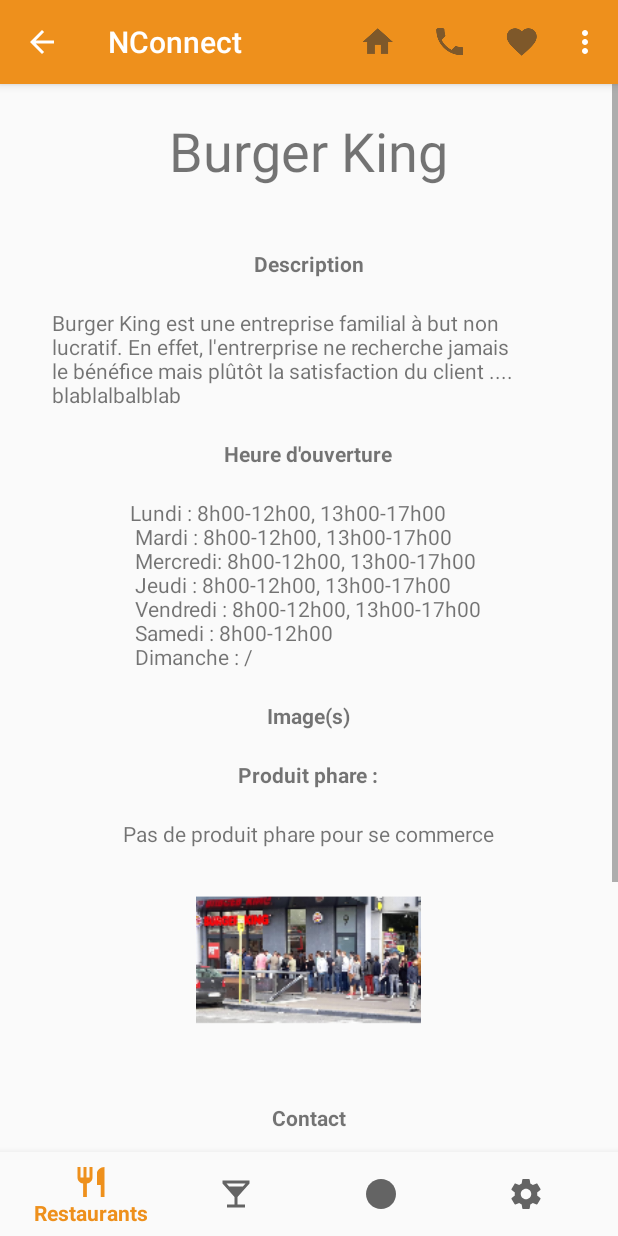
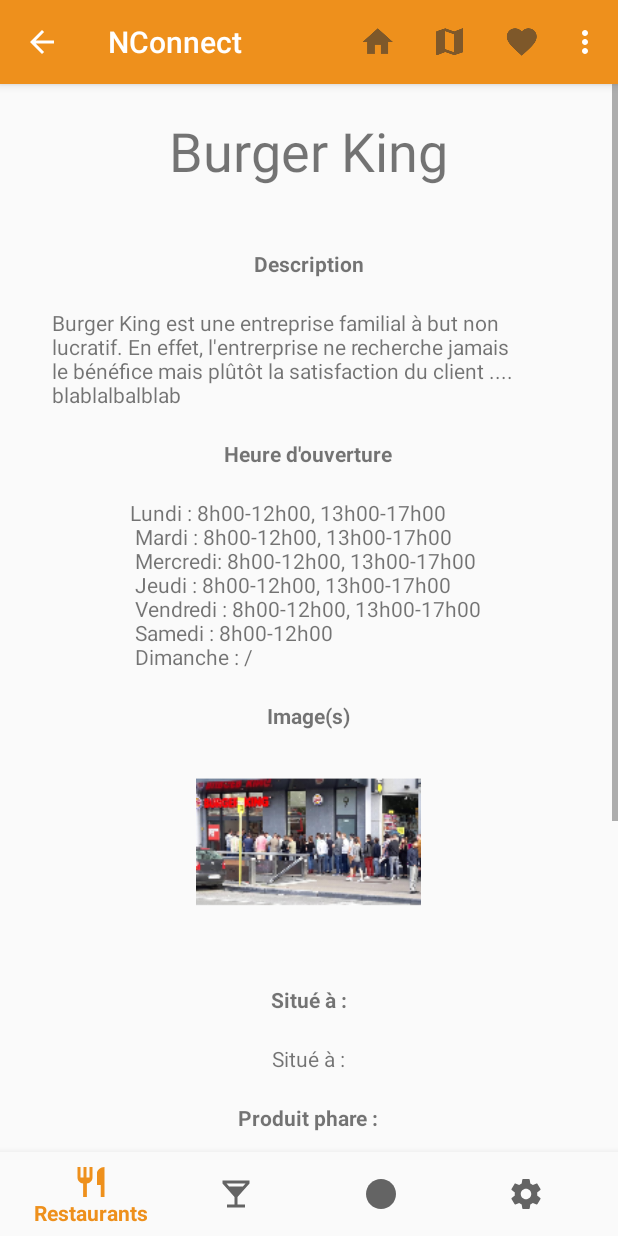
Before and after one commit to FrancoisRmn/SmartCity, an Android app: the fragment ElementDetailFragmentMarket placed in its activity, on a phone screen of 412 x 824 dp. Run offline under Robolectric (Android 15) with nearby library versions, the phone set to English and light mode, and no system bars; network calls fail; 7 statements that could not run were skipped.

Commit message:
Modifs boutons

```diff
--- a/app/src/main/res/layout/fragment_element_detail_market.xml
+++ b/app/src/main/res/layout/fragment_element_detail_market.xml
@@ -64,6 +64,25 @@
                 android:layout_marginTop="20dp"
                 android:text="@string/imageTitle"
                 android:textStyle="bold" />
+            <ImageView
+                android:id="@+id/imageBurgerKing1Market"
+                android:layout_width="150dp"
+                android:layout_height="150dp"
+                app:srcCompat="@mipmap/ic_launcher_foreground"
+                android:contentDescription="TODO" />
+            <TextView
+                android:id="@+id/localisationTitle"
+                android:layout_width="wrap_content"
+                android:layout_height="wrap_content"
+                android:layout_marginTop="20dp"
+                android:text="Situé à :"
+                android:textStyle="bold" />
+            <TextView
+                android:id="@+id/localisation"
+                android:layout_width="wrap_content"
+                android:layout_height="wrap_content"
+                android:layout_marginTop="20dp"
+                android:text="Situé à :" />
             <TextView
                 android:id="@+id/flagshipProductTitle"
                 android:layout_width="wrap_content"
@@ -78,14 +97,6 @@
                 android:layout_height="wrap_content"
                 android:layout_marginTop="20dp"
                 android:text="Pas de produit phare pour se commerce" />
-
-
-            <ImageView
-                android:id="@+id/imageBurgerKing1Market"
-                android:layout_width="150dp"
-                android:layout_height="150dp"
-                app:srcCompat="@mipmap/ic_launcher_foreground"
-                android:contentDescription="TODO" />
             <TextView
                 android:id="@+id/contactTitleMarket"
                 android:layout_width="wrap_content"
--- a/app/src/main/res/menu/tool_bar.xml
+++ b/app/src/main/res/menu/tool_bar.xml
@@ -2,10 +2,16 @@
 <menu xmlns:android="http://schemas.android.com/apk/res/android"
     xmlns:app="http://schemas.android.com/apk/res-auto">
     <item
+        android:id="@+id/itemCallGSMButton"
+        android:icon="@drawable/ic_call_button"
+        android:title="Appelez (GSM)"
+        app:showAsAction="never"
+        />
+    <item
         android:id="@+id/itemCallButton"
         android:icon="@drawable/ic_call_button"
-        android:title=""
-        app:showAsAction="always"
+        android:title="Appelez (Fixe)"
+        app:showAsAction="never"
         />
     <item
         android:id="@+id/itemSendMail"
@@ -17,7 +23,7 @@
         android:id="@+id/itemRouteButton"
         android:icon="@drawable/ic_route_naviguation"
         android:title="Itinéraire"
-        app:showAsAction="never"
+        app:showAsAction="always"
         />
     <item
         android:id="@+id/itemFavorite"
```
Also changed, not shown: app/src/main/java/com/henallux/smartcity/view/ElementDetailFragmentBar.java (+19 -1 lines), app/src/main/java/com/henallux/smartcity/view/ElementDetailFragmentMarket.java (+19 -1 lines), app/src/main/java/com/henallux/smartcity/view/ElementDetailFragmentRestaurant.java (+20 -3 lines), app/src/main/res/layout/fragment_element_detail_bar.xml (+13 -0 lines), app/src/main/res/layout/fragment_element_detail_restaurant.xml (+13 -0 lines).
